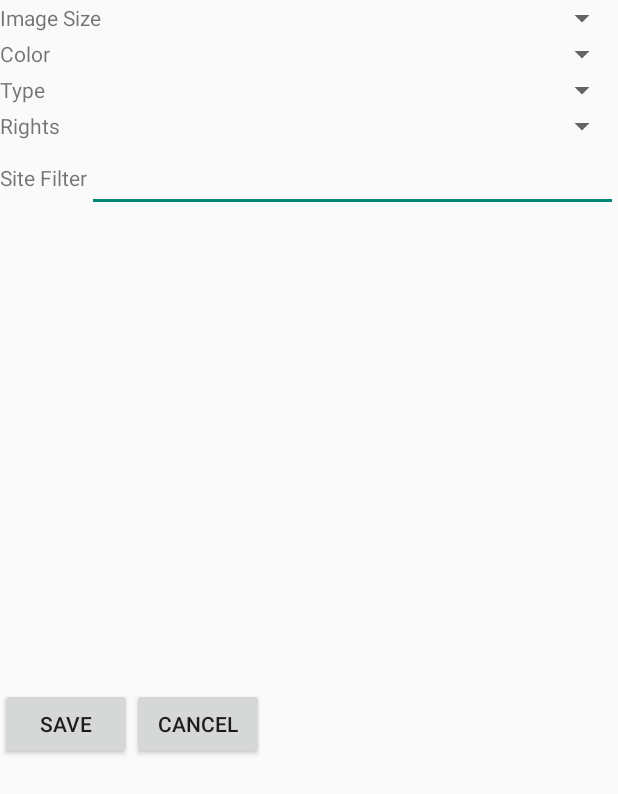
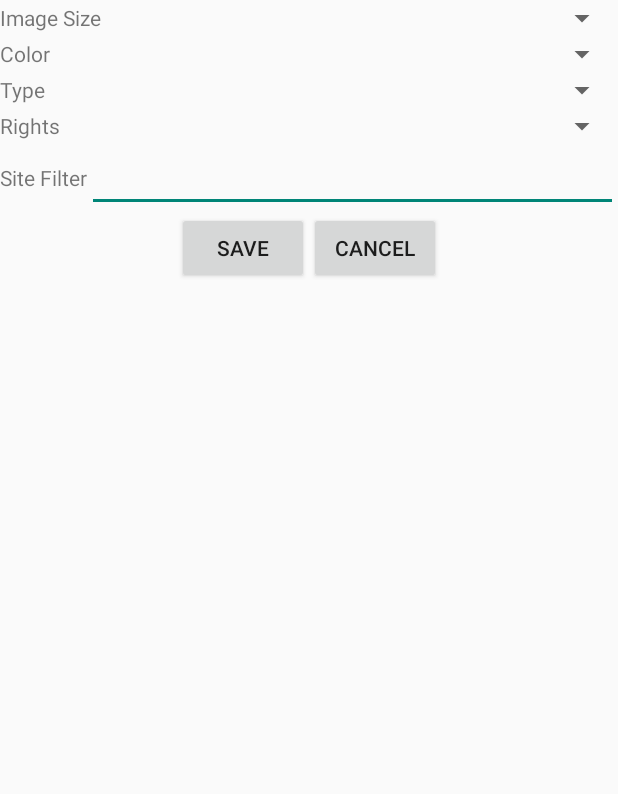
Before and after one commit to Twyly/GoogleImageSearch, an Android app: the layout fragment_settings.xml on its own in the app's theme, with its tools: preview values and no code run, on a phone screen of 412 x 824 dp. Shown: the top 794 px of the screen. Run offline under Robolectric (Android 15) with nearby library versions, the phone set to English and light mode, and no system bars.

Commit message:
ll on fragment to center buttons

```diff
--- a/app/src/main/res/layout/fragment_settings.xml
+++ b/app/src/main/res/layout/fragment_settings.xml
@@ -1,7 +1,8 @@
 <?xml version="1.0" encoding="utf-8"?>
+
 <RelativeLayout xmlns:android="http://schemas.android.com/apk/res/android"
-    android:layout_width="match_parent"
-    android:layout_height="match_parent"
+    android:layout_width="fill_parent"
+    android:layout_height="fill_parent"
     android:id="@+id/rlSettings">
 
     <TextView
@@ -113,12 +114,12 @@
 
     <LinearLayout
         android:orientation="horizontal"
-        android:layout_width="match_parent"
-        android:layout_height="match_parent"
+        android:layout_width="fill_parent"
+        android:layout_height="wrap_content"
         android:layout_below="@+id/tvSite"
+        android:gravity="center_horizontal"
         android:layout_alignParentLeft="true"
-        android:layout_alignParentStart="true"
-        android:layout_alignParentBottom="true">
+        android:layout_alignParentStart="true">
 
         <Button
             android:layout_width="wrap_content"
```
